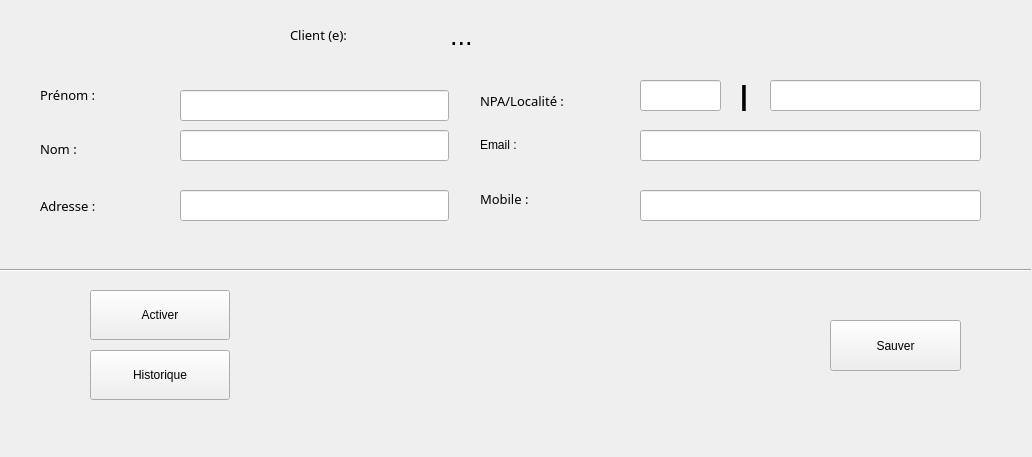
This is Sploks/views/clientsDetails.ui in alhelo-93/TPI-SPLOKS as Qt 5 draws it before an edit. The edited form follows.
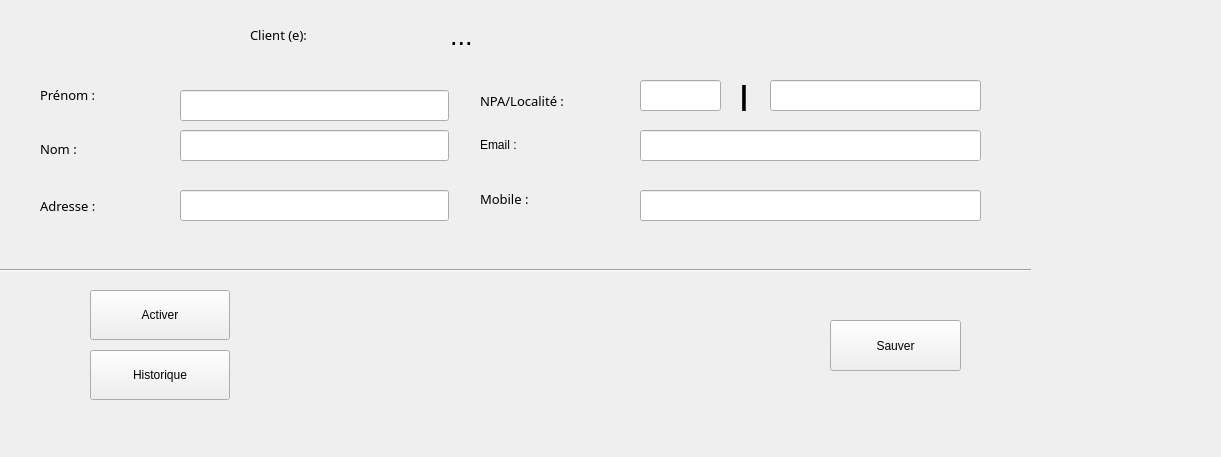
This is the edited form.

Commit message: change size details form

```diff
--- a/Sploks/views/clientsDetails.ui
+++ b/Sploks/views/clientsDetails.ui
@@ -9,7 +9,7 @@
    <rect>
     <x>0</x>
     <y>0</y>
-    <width>1032</width>
+    <width>1221</width>
     <height>457</height>
    </rect>
   </property>
@@ -52,9 +52,9 @@
    <widget class="QLabel" name="lblTitel">
     <property name="geometry">
      <rect>
-      <x>290</x>
+      <x>250</x>
       <y>10</y>
-      <width>111</width>
+      <width>151</width>
       <height>50</height>
      </rect>
     </property>
@@ -129,7 +129,7 @@
      <rect>
       <x>450</x>
       <y>10</y>
-      <width>381</width>
+      <width>541</width>
       <height>50</height>
      </rect>
     </property>
```
